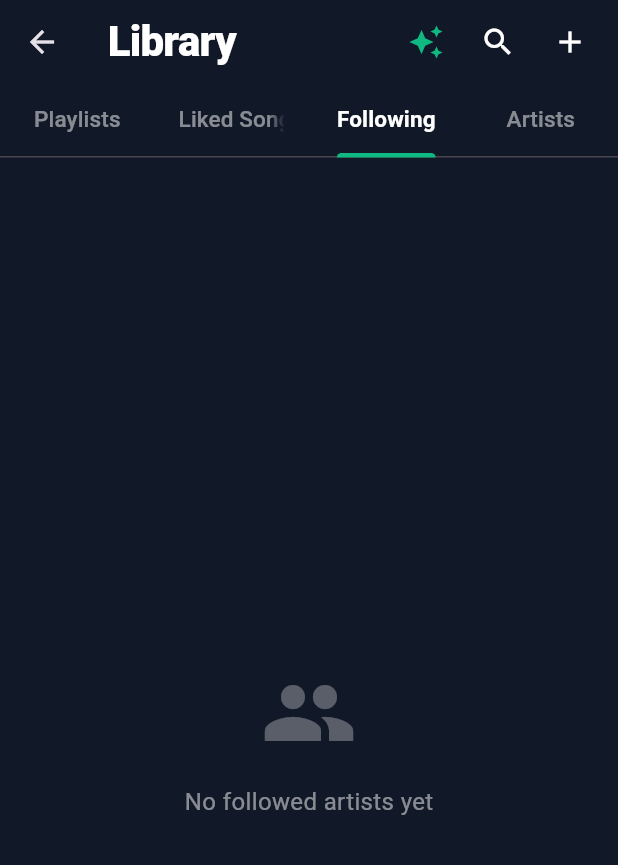
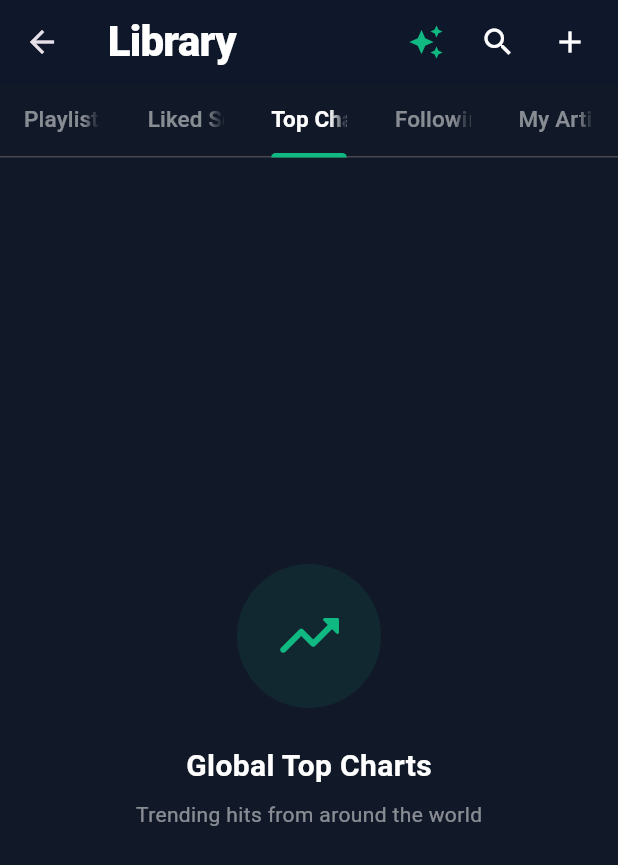
Before and after one commit to lionelishi21/lugmatic_mobileapp, a Flutter app: the LibraryPage screen opened directly, tab 3 chosen, on a phone screen of 412 x 824 dp. Shown: the top 865 px of the screen. Run offline on Flutter 3.47's test engine with Material 3 defaults, Android fonts, the phone set to English and light mode, and no system bars; our stand-ins replace cached_network_image, chewie, dio, flutter_secure_storage, google_sign_in, just_audio and 4 more; missing offline and left inert: flutter_stripe, livekit_client; accounts and stored records are empty; network calls fail.

Commit message:
style: final design audit and brand refinement (typography, tabs, gradients)

```diff
--- a/lib/features/home/presentation/pages/library_page.dart
+++ b/lib/features/home/presentation/pages/library_page.dart
@@ -25,7 +25,7 @@ class _LibraryPageState extends State<LibraryPage> with SingleTickerProviderStat
   @override
   void initState() {
     super.initState();
-    _tabController = TabController(length: 4, vsync: this);
+    _tabController = TabController(length: 5, vsync: this);
     WidgetsBinding.instance.addPostFrameCallback((_) => _loadData());
   }
 
@@ -90,8 +90,9 @@ class _LibraryPageState extends State<LibraryPage> with SingleTickerProviderStat
                   tabs: const [
                     Tab(text: 'Playlists'),
                     Tab(text: 'Liked Songs'),
+                    Tab(text: 'Top Charts'),
                     Tab(text: 'Following'),
-                    Tab(text: 'Artists'),
+                    Tab(text: 'My Artists'),
                   ],
                 ),
               ),
@@ -109,8 +110,9 @@ class _LibraryPageState extends State<LibraryPage> with SingleTickerProviderStat
                 children: [
                   _buildPlaylistsTab(),
                   _buildSongsTab(), // Liked Songs
+                  _buildTopChartsTab(),
                   _buildFollowingTab(),
-                  _buildArtistsTab(),
+                  _buildArtistsTab(), // My Artists
                 ],
               ),
       ),
@@ -120,7 +122,7 @@ class _LibraryPageState extends State<LibraryPage> with SingleTickerProviderStat
   Widget _buildAppBar() {
     return SliverAppBar(
       floating: true,
-      backgroundColor: const Color(0xFF111827),
+      backgroundColor: const Color(0xFF0F172A),
       elevation: 0,
       title: const Text(
         'Library',
@@ -419,6 +421,35 @@ class _LibraryPageState extends State<LibraryPage> with SingleTickerProviderStat
     );
   }
 
+  Widget _buildTopChartsTab() {
+    // Placeholder for Top Charts (Mirroring Web Feature)
+    return Center(
+      child: Column(
+        mainAxisSize: MainAxisSize.min,
+        children: [
+          Container(
+            padding: const EdgeInsets.all(24),
+            decoration: BoxDecoration(
+              color: const Color(0xFF10B981).withOpacity(0.1),
+              shape: BoxShape.circle,
+            ),
+            child: const Icon(Icons.trending_up_rounded, color: Color(0xFF10B981), size: 48),
+          ),
+          const SizedBox(height: 24),
+          const Text(
+            'Global Top Charts',
+            style: TextStyle(color: Colors.white, fontSize: 20, fontWeight: FontWeight.bold),
+          ),
+          const SizedBox(height: 8),
+          Text(
+            'Trending hits from around the world',
+            style: TextStyle(color: Colors.white.withOpacity(0.5), fontSize: 14),
+          ),
+        ],
+      ),
+    );
+  }
+
   Widget _buildEmptyState(String message, IconData icon) {
     return Padding(
       padding: const EdgeInsets.only(top: 60),
--- a/lib/main.dart
+++ b/lib/main.dart
@@ -128,6 +128,9 @@ class LugmaticApp extends StatelessWidget {
       theme: ThemeData(
         brightness: Brightness.dark,
         primarySwatch: Colors.green,
+        textTheme: GoogleFonts.dmSansTextTheme(
+          ThemeData.dark().textTheme,
+        ),
       ),
       home: const SplashScreen(),
       routes: {
```
Also changed, not shown: lib/features/home/presentation/pages/explore_hub_page.dart (+17 -4 lines).
